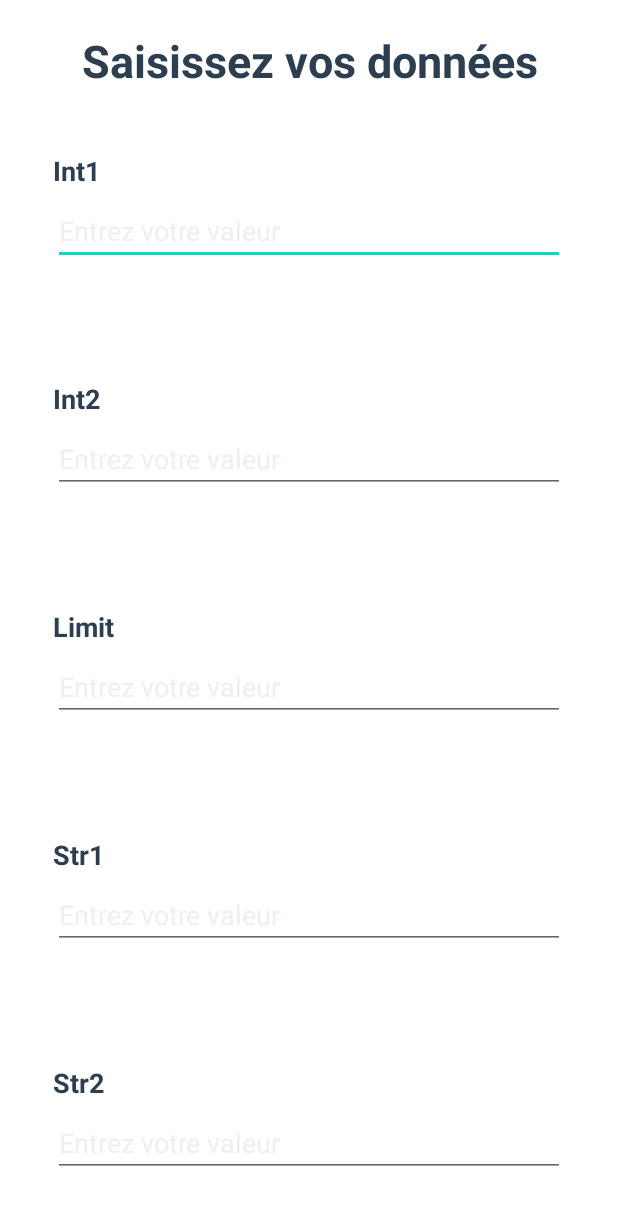
After one commit to valentin-syliusa/fizz_buzz, an Android app: the layout input_layout.xml on its own in the app's theme, with its tools: preview values and no code run, on a phone screen of 412 x 824 dp. The commit adds this screen. Shown: the top 1205 px of the screen. Run offline under Robolectric (Android 15) with nearby library versions, the phone set to English and light mode, and no system bars.

Commit message:
Added UI part of input screen

```diff
--- /dev/null
+++ b/app/src/main/java/com/aranegav/fizzbuzz/presentation/input/InputFragment.kt
@@ -0,0 +1,34 @@
+package com.aranegav.fizzbuzz.presentation.input
+
+import android.os.Bundle
+import android.view.LayoutInflater
+import android.view.View
+import android.view.ViewGroup
+import androidx.fragment.app.Fragment
+import com.aranegav.fizzbuzz.databinding.InputLayoutBinding
+
+class InputFragment : Fragment() {
+
+    private var _binding: InputLayoutBinding? = null
+
+    private val binding: InputLayoutBinding = _binding!!
+
+    override fun onCreateView(
+        inflater: LayoutInflater,
+        container: ViewGroup?,
+        savedInstanceState: Bundle?,
+    ): View {
+        val binding = InputLayoutBinding.inflate(inflater, container, false)
+        _binding = binding
+        return binding.root
+    }
+
+    override fun onViewCreated(view: View, savedInstanceState: Bundle?) {
+        super.onViewCreated(view, savedInstanceState)
+    }
+
+    override fun onDestroyView() {
+        super.onDestroyView()
+        _binding = null
+    }
+}
--- /dev/null
+++ b/app/src/main/java/com/aranegav/fizzbuzz/presentation/input/customview/ValueInputView.kt
@@ -0,0 +1,60 @@
+package com.aranegav.fizzbuzz.presentation.input.customview
+
+import android.content.Context
+import android.util.AttributeSet
+import android.view.LayoutInflater
+import androidx.constraintlayout.widget.ConstraintLayout
+import com.aranegav.fizzbuzz.R
+import com.aranegav.fizzbuzz.databinding.ValueInputLayoutBinding
+
+enum class InputType {
+    TEXT,
+    NUMBER
+}
+
+class ValueInputView(context: Context, attributeSet: AttributeSet? = null) :
+    ConstraintLayout(context, attributeSet) {
+
+    private val binding = ValueInputLayoutBinding.inflate(LayoutInflater.from(context), this, true)
+
+    var header: String? = null
+        set(value) {
+            field = value
+            binding.headerTextview.text = value
+        }
+
+    var inputType: InputType = InputType.TEXT
+        set(value) {
+            field = value
+            binding.inputEdittext.text.clear()
+            binding.inputEdittext.inputType = when (value) {
+                InputType.TEXT -> android.text.InputType.TYPE_CLASS_TEXT
+                InputType.NUMBER -> android.text.InputType.TYPE_CLASS_NUMBER
+            }
+        }
+
+    var stateText: String? = null
+        set(value) {
+            field = value
+            binding.statusTextview.text = value
+        }
+
+    var onInputChange: ((input: String) -> Unit)? = null
+
+    init {
+        layoutParams = LayoutParams(LayoutParams.MATCH_PARENT, LayoutParams.WRAP_CONTENT)
+
+        //Retrieve attributes and apply
+        attributeSet?.let { attributesSafe ->
+            val attributes =
+                context.obtainStyledAttributes(attributesSafe, R.styleable.ValueInputView)
+            attributes.getString(R.styleable.ValueInputView_header)?.let {
+                header = it
+            }
+            attributes.getInteger(R.styleable.ValueInputView_inputType, 0).let {
+                inputType = InputType.values()[it]
+            }
+            attributes.recycle()
+        }
+    }
+}
--- /dev/null
+++ b/app/src/main/java/com/aranegav/fizzbuzz/test.kt
@@ -0,0 +1,4 @@
+package com.aranegav.fizzbuzz
+
+class test {
+}
--- /dev/null
+++ b/app/src/main/res/drawable/rounded_primary_background_background.xml
@@ -0,0 +1,6 @@
+<?xml version="1.0" encoding="utf-8"?>
+<shape android:shape="rectangle"
+    xmlns:android="http://schemas.android.com/apk/res/android">
+    <corners android:radius="15dp"/>
+    <solid android:color="@color/primaryBackground"/>
+</shape>
--- /dev/null
+++ b/app/src/main/res/layout/input_layout.xml
@@ -0,0 +1,105 @@
+<?xml version="1.0" encoding="utf-8"?>
+<androidx.constraintlayout.widget.ConstraintLayout
+    android:id="@+id/root"
+    xmlns:android="http://schemas.android.com/apk/res/android"
+    android:layout_width="match_parent"
+    android:layout_height="match_parent"
+    xmlns:app="http://schemas.android.com/apk/res-auto">
+
+    <ScrollView
+        android:id="@+id/root_scrollview"
+        android:layout_width="match_parent"
+        android:layout_height="match_parent"
+        app:layout_constraintStart_toStartOf="parent"
+        app:layout_constraintEnd_toEndOf="parent"
+        app:layout_constraintTop_toTopOf="parent"
+        app:layout_constraintBottom_toBottomOf="parent"
+        android:scrollbars="none">
+
+        <androidx.constraintlayout.widget.ConstraintLayout
+            android:id="@+id/main_container"
+            android:layout_width="match_parent"
+            android:layout_height="wrap_content"
+            android:padding="20dp">
+
+            <TextView
+                android:id="@+id/header_textview"
+                android:layout_width="0dp"
+                android:layout_height="wrap_content"
+                app:layout_constraintStart_toStartOf="parent"
+                app:layout_constraintEnd_toEndOf="parent"
+                app:layout_constraintTop_toTopOf="parent"
+                android:textSize="30sp"
+                android:textColor="@color/primaryText"
+                android:ellipsize="end"
+                android:gravity="center"
+                android:textStyle="bold"
+                android:text="Saisissez vos données"/>
+
+            <com.aranegav.fizzbuzz.presentation.input.customview.ValueInputView
+                android:id="@+id/int1_valueinputview"
+                android:layout_width="match_parent"
+                android:layout_height="wrap_content"
+                app:layout_constraintStart_toStartOf="parent"
+                app:layout_constraintEnd_toEndOf="parent"
+                app:layout_constraintTop_toBottomOf="@id/header_textview"
+                android:layout_marginTop="25dp"
+                app:header="Int1"/>
+
+            <com.aranegav.fizzbuzz.presentation.input.customview.ValueInputView
+                android:id="@+id/int2_valueinputview"
+                android:layout_width="match_parent"
+                android:layout_height="wrap_content"
+                app:layout_constraintStart_toStartOf="parent"
+                app:layout_constraintEnd_toEndOf="parent"
+                app:layout_constraintTop_toBottomOf="@id/int1_valueinputview"
+                android:layout_marginTop="10dp"
+                app:header="Int2"/>
+
+            <com.aranegav.fizzbuzz.presentation.input.customview.ValueInputView
+                android:id="@+id/limit_valueinputview"
+                android:layout_width="match_parent"
+                android:layout_height="wrap_content"
+                app:layout_constraintStart_toStartOf="parent"
+                app:layout_constraintEnd_toEndOf="parent"
+                app:layout_constraintTop_toBottomOf="@id/int2_valueinputview"
+                android:layout_marginTop="10dp"
+                app:header="Limit"/>
+
+            <com.aranegav.fizzbuzz.presentation.input.customview.ValueInputView
+                android:id="@+id/str1_valueinputview"
+                android:layout_width="match_parent"
+                android:layout_height="wrap_content"
+                app:layout_constraintStart_toStartOf="parent"
+                app:layout_constraintEnd_toEndOf="parent"
+                app:layout_constraintTop_toBottomOf="@id/limit_valueinputview"
+                android:layout_marginTop="10dp"
+                app:header="Str1"/>
+
+            <com.aranegav.fizzbuzz.presentation.input.customview.ValueInputView
+                android:id="@+id/str2_valueinputview"
+                android:layout_width="match_parent"
+                android:layout_height="wrap_content"
+                app:layout_constraintStart_toStartOf="parent"
+                app:layout_constraintEnd_toEndOf="parent"
+                app:layout_constraintTop_toBottomOf="@id/str1_valueinputview"
+                android:layout_marginTop="10dp"
+                app:header="Str2"/>
+
+            <androidx.appcompat.widget.AppCompatButton
+                android:layout_width="wrap_content"
+                android:layout_height="wrap_content"
+                app:layout_constraintStart_toStartOf="parent"
+                app:layout_constraintEnd_toEndOf="parent"
+                app:layout_constraintTop_toBottomOf="@id/str2_valueinputview"
+                android:layout_marginTop="30dp"
+                android:background="@drawable/rounded_primary_background_background"
+                android:textColor="@color/secondaryText"
+                android:textAllCaps="false"
+                android:text="Valider"/>
+
+        </androidx.constraintlayout.widget.ConstraintLayout>
+
+    </ScrollView>
+
+</androidx.constraintlayout.widget.ConstraintLayout>
--- /dev/null
+++ b/app/src/main/res/layout/value_input_layout.xml
@@ -0,0 +1,53 @@
+<?xml version="1.0" encoding="utf-8"?>
+<androidx.constraintlayout.widget.ConstraintLayout
+    xmlns:android="http://schemas.android.com/apk/res/android"
+    xmlns:tools="http://schemas.android.com/tools"
+    android:layout_width="match_parent"
+    android:layout_height="wrap_content"
+    xmlns:app="http://schemas.android.com/apk/res-auto"
+    android:padding="15dp">
+
+    <TextView
+        android:id="@+id/header_textview"
+        android:layout_width="0dp"
+        android:layout_height="wrap_content"
+        app:layout_constraintStart_toStartOf="parent"
+        app:layout_constraintEnd_toEndOf="parent"
+        app:layout_constraintTop_toTopOf="parent"
+        android:lines="1"
+        android:gravity="start"
+        android:ellipsize="end"
+        android:textStyle="bold"
+        android:textSize="18sp"
+        android:textColor="@color/primaryText"
+        tools:text="Int1"/>
+
+    <EditText
+        android:id="@+id/input_edittext"
+        android:layout_width="0dp"
+        android:layout_height="wrap_content"
+        app:layout_constraintStart_toStartOf="parent"
+        app:layout_constraintEnd_toEndOf="parent"
+        app:layout_constraintTop_toBottomOf="@id/header_textview"
+        android:layout_marginTop="5dp"
+        android:textColor="@color/primaryText"
+        android:textColorHint="@color/secondaryText"
+        android:hint="Entrez votre valeur"/>
+
+    <TextView
+        android:id="@+id/status_textview"
+        android:layout_width="0dp"
+        android:layout_height="wrap_content"
+        app:layout_constraintStart_toStartOf="parent"
+        app:layout_constraintEnd_toEndOf="parent"
+        app:layout_constraintTop_toBottomOf="@id/input_edittext"
+        android:layout_marginTop="5dp"
+        android:lines="2"
+        android:gravity="start|center_vertical"
+        android:ellipsize="end"
+        android:textStyle="normal"
+        android:textSize="12sp"
+        android:textColor="@color/primaryText"
+        tools:text="Invalid input"/>
+
+</androidx.constraintlayout.widget.ConstraintLayout>
--- a/app/src/main/res/values-night/themes.xml
+++ /dev/null
@@ -1,16 +0,0 @@
-<resources xmlns:tools="http://schemas.android.com/tools">
-    <!-- Base application theme. -->
-    <style name="Theme.FizzBuzz" parent="Theme.MaterialComponents.DayNight.DarkActionBar">
-        <!-- Primary brand color. -->
-        <item name="colorPrimary">@color/purple_200</item>
-        <item name="colorPrimaryVariant">@color/purple_700</item>
-        <item name="colorOnPrimary">@color/black</item>
-        <!-- Secondary brand color. -->
-        <item name="colorSecondary">@color/teal_200</item>
-        <item name="colorSecondaryVariant">@color/teal_200</item>
-        <item name="colorOnSecondary">@color/black</item>
-        <!-- Status bar color. -->
-        <item name="android:statusBarColor" tools:targetApi="l">?attr/colorPrimaryVariant</item>
-        <!-- Customize your theme here. -->
-    </style>
-</resources>
--- a/app/src/main/res/values/colors.xml
+++ b/app/src/main/res/values/colors.xml
@@ -1,10 +1,10 @@
 <?xml version="1.0" encoding="utf-8"?>
 <resources>
-    <color name="purple_200">#FFBB86FC</color>
-    <color name="purple_500">#FF6200EE</color>
-    <color name="purple_700">#FF3700B3</color>
-    <color name="teal_200">#FF03DAC5</color>
-    <color name="teal_700">#FF018786</color>
-    <color name="black">#FF000000</color>
-    <color name="white">#FFFFFFFF</color>
+    <color name="primarySystem">#ECF0F1</color>
+    <color name="primaryBackground">#27AE60</color>
+    <color name="primaryText">#2C3E50</color>
+    <color name="secondaryText">#ECF0F1</color>
+    <color name="tertiaryText">#95A5A6</color>
+    <color name="quaternaryText">#27AE60</color>
+    <color name="quinaryText">#C0392B</color>
 </resources>
--- /dev/null
+++ b/app/src/main/res/values/styles.xml
@@ -0,0 +1,11 @@
+<?xml version="1.0" encoding="utf-8"?>
+<resources>
+    <!-- Attributes for custom ValueInputView -->
+    <declare-styleable name="ValueInputView">
+        <attr name="header" format="string" />
+        <attr name="inputType" format="enum">
+            <enum name="text" value="0" />
+            <enum name="number" value="1" />
+        </attr>
+    </declare-styleable>
+</resources>
--- a/app/src/main/res/values/themes.xml
+++ b/app/src/main/res/values/themes.xml
@@ -1,16 +1,8 @@
 <resources xmlns:tools="http://schemas.android.com/tools">
     <!-- Base application theme. -->
-    <style name="Theme.FizzBuzz" parent="Theme.MaterialComponents.DayNight.DarkActionBar">
-        <!-- Primary brand color. -->
-        <item name="colorPrimary">@color/purple_500</item>
-        <item name="colorPrimaryVariant">@color/purple_700</item>
-        <item name="colorOnPrimary">@color/white</item>
-        <!-- Secondary brand color. -->
-        <item name="colorSecondary">@color/teal_200</item>
-        <item name="colorSecondaryVariant">@color/teal_700</item>
-        <item name="colorOnSecondary">@color/black</item>
+    <style name="Theme.FizzBuzz" parent="Theme.MaterialComponents.DayNight">
+        <item name="colorPrimary">@color/primarySystem</item>
         <!-- Status bar color. -->
-        <item name="android:statusBarColor" tools:targetApi="l">?attr/colorPrimaryVariant</item>
-        <!-- Customize your theme here. -->
+        <item name="android:statusBarColor" tools:targetApi="l">?attr/colorPrimary</item>
     </style>
 </resources>
```
